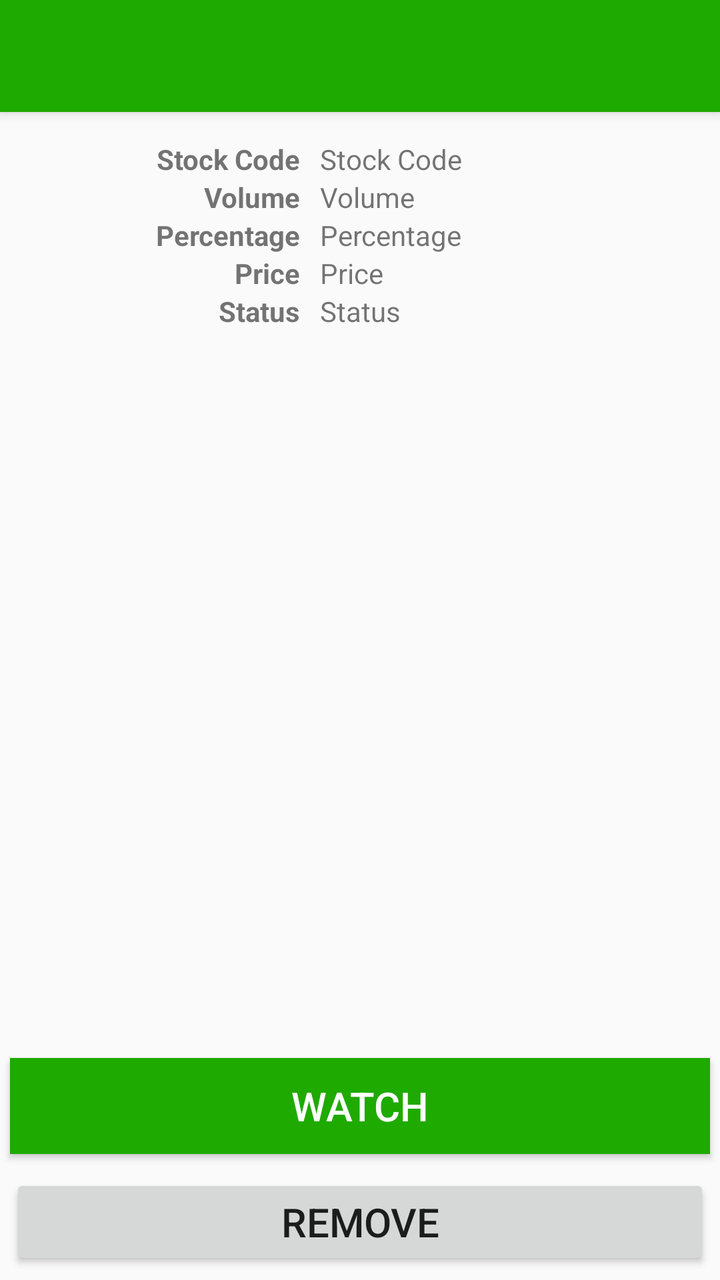
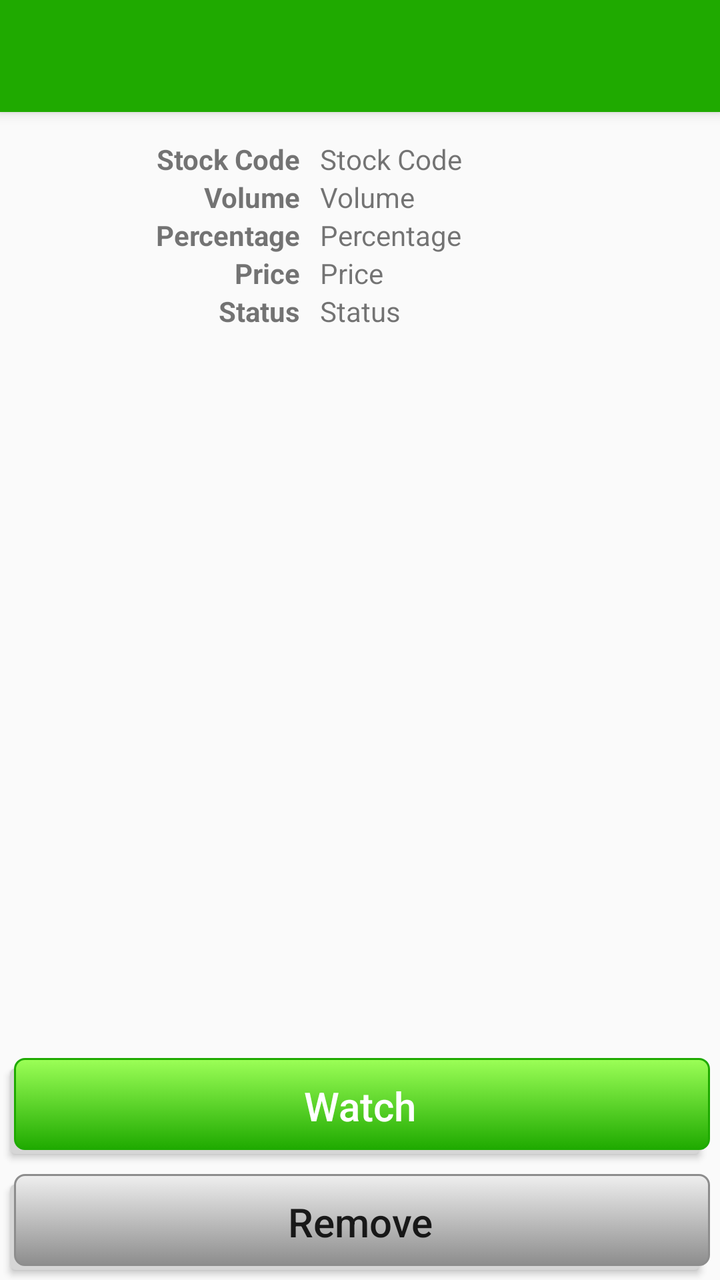

Screens rendered from an Android XML layout before and after an edit, with the pre-edit source and the edit as a unified diff.
<!-- AndroidManifest.xml: activity theme AppTheme.NoActionBar -->
<!-- res/layout/activity_stockitem_detail.xml -->
<?xml version="1.0" encoding="utf-8"?>
<android.support.design.widget.CoordinatorLayout xmlns:android="http://schemas.android.com/apk/res/android"
    xmlns:app="http://schemas.android.com/apk/res-auto"
    xmlns:tools="http://schemas.android.com/tools"
    android:layout_width="match_parent"
    android:layout_height="match_parent"
    android:fitsSystemWindows="true"
    tools:context=".StockItemDetailActivity">

    <android.support.design.widget.AppBarLayout
        android:layout_width="match_parent"
        android:layout_height="wrap_content"
        android:theme="@style/AppTheme.AppBarOverlay">
        <android.support.v7.widget.Toolbar
            android:id="@+id/toolbar"
            android:layout_width="match_parent"
            android:layout_height="?attr/actionBarSize"
            android:background="?attr/colorPrimary"
            app:popupTheme="@style/AppTheme.PopupOverlay" />
    </android.support.design.widget.AppBarLayout>
    <android.support.v4.widget.NestedScrollView
        android:id="@+id/stockitem_detail_container"
        android:layout_width="match_parent"
        android:layout_height="match_parent"
        app:layout_behavior="@string/appbar_scrolling_view_behavior"
        android:visibility="gone"
        />
    <include layout="@layout/content_detail_stocks" />
    <android.support.design.widget.FloatingActionButton
        android:id="@+id/fab"
        android:layout_width="wrap_content"
        android:layout_height="wrap_content"
        android:layout_gravity="bottom|end"
        android:layout_margin="@dimen/fab_margin"
        app:srcCompat="@android:drawable/stat_notify_chat"
        android:visibility="gone"
        />
    <LinearLayout
        android:layout_width="match_parent"
        android:layout_height="wrap_content"
        android:orientation="vertical"
        android:layout_gravity="bottom"
        >
        <Button
            android:id="@+id/btn_watch_invest"
            android:layout_width="match_parent"
            android:layout_height="wrap_content"
            android:background="@color/design_default_color_primary"
            android:elevation="0dp"
            android:layout_margin="5dp"
            android:text="Invest"
            android:textColor="#ffff"
            android:visibility="gone"
            android:textSize="20sp" />
        <Button
            android:id="@+id/btn_watch_stock"
            android:layout_width="match_parent"
            android:layout_height="wrap_content"
            android:background="@color/colorPrimary"
            android:elevation="0dp"
            android:layout_margin="5dp"
            android:text="Watch"
            android:textColor="#ffff"
            android:textSize="20sp" />
        <Button
            android:id="@+id/btn_watch_remove"
            android:layout_width="match_parent"
            android:layout_height="wrap_content"
            android:elevation="0dp"
            android:layout_margin="5dp"
            android:text="Remove"
            android:textSize="20sp" />
    </LinearLayout>
</android.support.design.widget.CoordinatorLayout>
<!-- res/layout/content_detail_stocks.xml (included above) -->
<?xml version="1.0" encoding="utf-8"?>
<android.support.constraint.ConstraintLayout
    xmlns:android="http://schemas.android.com/apk/res/android"
    xmlns:app="http://schemas.android.com/apk/res-auto"
    android:layout_width="match_parent"
    android:layout_height="fill_parent"
    android:layout_marginTop="70dp">
    <LinearLayout
        android:layout_width="150dp"
        android:layout_height="match_parent"
        android:orientation="vertical"
        android:id="@+id/linear_1"
        >

        <TextView
            android:layout_width="match_parent"
            android:layout_height="wrap_content"
            android:text="Stock Code"
            android:textAlignment="textEnd"
            android:textStyle="bold"
            />
        <TextView
            android:layout_width="match_parent"
            android:layout_height="wrap_content"
            android:text="Volume"
            android:textAlignment="textEnd"
            android:textStyle="bold"
            />
        <TextView
            android:layout_width="match_parent"
            android:layout_height="wrap_content"
            android:text="Percentage"
            android:textAlignment="textEnd"
            android:textStyle="bold"
            />
        <TextView
            android:layout_width="match_parent"
            android:layout_height="wrap_content"
            android:text="Price"
            android:textAlignment="textEnd"
            android:textStyle="bold"
            />
        <TextView
            android:layout_width="match_parent"
            android:layout_height="wrap_content"
            android:text="Status"
            android:textAlignment="textEnd"
            android:textStyle="bold"
            />
    </LinearLayout>
    <LinearLayout
        android:layout_width="match_parent"
        android:layout_height="fill_parent"
        android:orientation="vertical"
        android:layout_toRightOf="@+id/linear_1"
        android:layout_marginLeft="160dp"
        >
        <TextView
            android:id="@+id/txt_stock_symbol"
            android:layout_width="wrap_content"
            android:layout_height="wrap_content"
            android:text="Stock Code"
            />
        <TextView
            android:id="@+id/txt_stock_volume"
            android:layout_width="wrap_content"
            android:layout_height="wrap_content"
            android:text="Volume"
            />
        <TextView
            android:id="@+id/txt_stock_percent"
            android:layout_width="wrap_content"
            android:layout_height="wrap_content"
            android:text="Percentage"
            />
        <TextView
            android:id="@+id/txt_stock_price"
            android:layout_width="wrap_content"
            android:layout_height="wrap_content"
            android:text="Price"
            />
        <TextView
            android:id="@+id/txt_stock_status"
            android:layout_width="wrap_content"
            android:layout_height="wrap_content"
            android:text="Status"
            />
    </LinearLayout>


</android.support.constraint.ConstraintLayout>
<!-- resources referenced by this layout -->
<resources>
  <color name="colorPrimary">#1faa00</color>
  <dimen name="fab_margin">16dp</dimen>
  <style name="AppTheme.AppBarOverlay" parent="ThemeOverlay.AppCompat.Dark.ActionBar" />
  <style name="AppTheme.PopupOverlay" parent="ThemeOverlay.AppCompat.Light" />
  <style name="AppTheme.NoActionBar">
          <item name="windowActionBar">false</item>
          <item name="windowNoTitle">true</item>
      </style>
</resources>

<!-- the commit's change to res/layout/activity_stockitem_detail.xml (unified diff, before → after) -->
@@ -56,19 +56,22 @@
             android:id="@+id/btn_watch_stock"
             android:layout_width="match_parent"
             android:layout_height="wrap_content"
-            android:background="@color/colorPrimary"
+            android:background="@drawable/button_bg"
             android:elevation="0dp"
             android:layout_margin="5dp"
             android:text="Watch"
             android:textColor="#ffff"
+            android:textAllCaps="false"
             android:textSize="20sp" />
         <Button
             android:id="@+id/btn_watch_remove"
             android:layout_width="match_parent"
             android:layout_height="wrap_content"
             android:elevation="0dp"
+            android:background="@drawable/button_bg_secondary"
             android:layout_margin="5dp"
             android:text="Remove"
+            android:textAllCaps="false"
             android:textSize="20sp" />
     </LinearLayout>
 </android.support.design.widget.CoordinatorLayout>
<!-- resource entries referenced after the edit -->
@@ -1,7 +1,52 @@
 <!-- resources referenced by this layout -->
 <resources>
-  <color name="colorPrimary">#1faa00</color>
   <dimen name="fab_margin">16dp</dimen>
+  <!-- drawable button_bg (drawable) -->
+  <selector xmlns:android="http://schemas.android.com/apk/res/android">
+      <item>
+          <layer-list>
+              <item android:right="5dp" android:top="5dp">
+                  <shape>
+                      <corners android:radius="3dp" />
+                      <solid android:color="#D6D6D6" />
+                  </shape>
+              </item>
+              <item android:bottom="2dp" android:left="2dp">
+                  <shape>
+                      <gradient android:angle="270"
+                          android:endColor="#1faa00" android:startColor="#9cff57" />
+                      <stroke android:width="1dp" android:color="#1faa00" />
+                      <corners android:radius="5dp" />
+                      <padding android:bottom="10dp" android:left="10dp"
+                          android:right="10dp" android:top="10dp" />
+                  </shape>
+              </item>
+          </layer-list>
+      </item>
+  </selector>
+  <!-- drawable button_bg_secondary (drawable) -->
+  <selector xmlns:android="http://schemas.android.com/apk/res/android">
+      <item>
+          <layer-list>
+              <item android:right="5dp" android:top="5dp">
+                  <shape>
+                      <corners android:radius="3dp" />
+                      <solid android:color="#D6D6D6" />
+                  </shape>
+              </item>
+              <item android:bottom="2dp" android:left="2dp">
+                  <shape>
+                      <gradient android:angle="270"
+                          android:endColor="#8d8d8d" android:startColor="#efefef" />
+                      <stroke android:width="1dp" android:color="#8d8d8d" />
+                      <corners android:radius="5dp" />
+                      <padding android:bottom="10dp" android:left="10dp"
+                          android:right="10dp" android:top="10dp" />
+                  </shape>
+              </item>
+          </layer-list>
+      </item>
+  </selector>
   <style name="AppTheme.AppBarOverlay" parent="ThemeOverlay.AppCompat.Dark.ActionBar" />
   <style name="AppTheme.PopupOverlay" parent="ThemeOverlay.AppCompat.Light" />
   <style name="AppTheme.NoActionBar">
